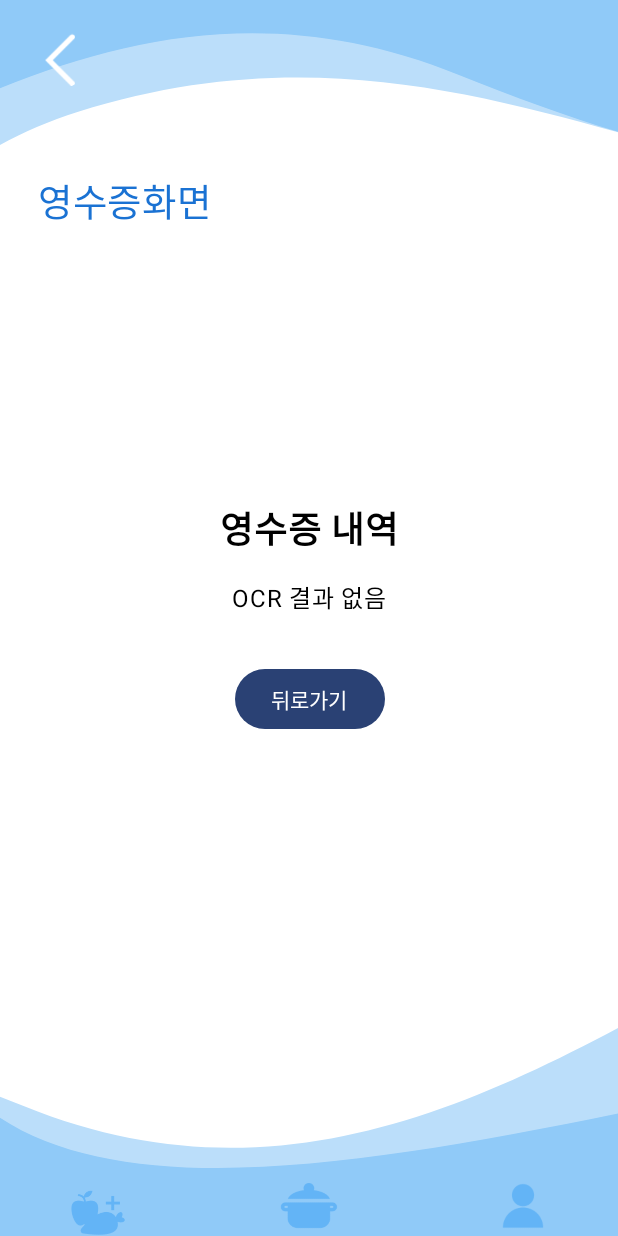
After one commit to dhy257/project, an Android app built with Jetpack Compose: the ReciptScreen screen opened through its navigation route, on a phone screen of 412 x 824 dp. The commit adds this screen. Run offline under Robolectric (Android 15) with nearby library versions, the phone set to English and light mode, and no system bars; Roboto replaces fonts that are not available here.

Commit message:
feat:영수증화면(임시) 추가
1. 영수증화면(임시) 추가
2. 경로 추가 및 설정
3. 재료추가화면에서 영수증보기 누르면 넘어가게 설정

```diff
--- a/frontend/app/src/main/java/com/example/frontend/FreshCheckApp.kt
+++ b/frontend/app/src/main/java/com/example/frontend/FreshCheckApp.kt
@@ -38,6 +38,11 @@ fun FreshCheckApp() {
                 IngredientScreen(navController)
             }
 
+            //영수증 보기 화면
+            composable(Routes.ReciptScreen) {
+                ReciptScreen(navController)
+            }
+
 
 
         })
--- a/frontend/app/src/main/java/com/example/frontend/IngredientScreen.kt
+++ b/frontend/app/src/main/java/com/example/frontend/IngredientScreen.kt
@@ -676,7 +676,7 @@ fun IngredientScreen(navController: NavController) {
                 Spacer(modifier = Modifier.height(20.dp))
                 Button(
                     onClick = {
-                        //navController.navigate(Routes.ReciptScreen)
+                        navController.navigate(Routes.ReciptScreen)
                     }, modifier = Modifier
                         .fillMaxWidth()
                         .padding(horizontal = 60.dp)
--- /dev/null
+++ b/frontend/app/src/main/java/com/example/frontend/ReciptScreen.kt
@@ -0,0 +1,145 @@
+package com.example.frontend
+
+import androidx.activity.compose.BackHandler
+import androidx.compose.foundation.Image
+import androidx.compose.foundation.background
+import androidx.compose.foundation.layout.Arrangement
+import androidx.compose.foundation.layout.Box
+import androidx.compose.foundation.layout.Column
+import androidx.compose.foundation.layout.Spacer
+import androidx.compose.foundation.layout.WindowInsets
+import androidx.compose.foundation.layout.asPaddingValues
+import androidx.compose.foundation.layout.fillMaxSize
+import androidx.compose.foundation.layout.height
+import androidx.compose.foundation.layout.navigationBars
+import androidx.compose.foundation.layout.padding
+import androidx.compose.foundation.layout.size
+import androidx.compose.foundation.layout.wrapContentHeight
+import androidx.compose.foundation.layout.wrapContentSize
+import androidx.compose.foundation.layout.wrapContentWidth
+import androidx.compose.material3.Button
+import androidx.compose.material3.Icon
+import androidx.compose.material3.IconButton
+import androidx.compose.material3.Text
+import androidx.compose.runtime.Composable
+import androidx.compose.ui.Alignment
+import androidx.compose.ui.Modifier
+import androidx.compose.ui.graphics.Color
+import androidx.compose.ui.layout.ContentScale
+import androidx.compose.ui.res.painterResource
+import androidx.compose.ui.text.font.FontWeight
+import androidx.compose.ui.tooling.preview.Preview
+import androidx.compose.ui.unit.dp
+import androidx.compose.ui.unit.sp
+import androidx.navigation.NavController
+import androidx.navigation.compose.rememberNavController
+
+@Preview(showBackground = true)
+@Composable
+fun PreviewReciptScreen() {
+    ReciptScreen(navController = rememberNavController()) // 네비게이션 컨트롤러 추가
+}
+
+@Composable
+fun ReciptScreen(
+    navController: NavController
+) {
+
+    Image(
+        modifier = Modifier
+            .fillMaxSize()
+            //하단 바 맞추기
+            .padding(
+                bottom = WindowInsets.navigationBars.asPaddingValues().calculateBottomPadding()
+            ),
+        painter = painterResource(R.drawable.main_screen),
+        contentDescription = null,
+        contentScale = ContentScale.Crop
+    )
+
+    BackHandler(
+    ) { }
+
+    IconButton(modifier = Modifier.padding(
+        15.dp
+    ),
+        onClick = {
+            navController.navigate(Routes.MainScreen)
+        }
+    ) {
+        Icon(
+            modifier = Modifier.size(35.dp),
+            painter = painterResource(R.drawable.back_arrow),
+            contentDescription = null,
+            tint = Color.White,
+        )
+    }
+
+    Box {
+        Text(
+            modifier = Modifier.padding(25.dp, 115.dp),
+            text = "영수증화면",
+            fontSize = 25.sp,
+            fontFamily = pretendard,
+            fontWeight = FontWeight(900),
+            color = Color(0xFF1A72D3)
+        )
+    }
+
+    val receiptText = navController.previousBackStackEntry
+        ?.savedStateHandle
+        ?.get<String>("receiptText") ?: "OCR 결과 없음"
+
+    Column(
+        modifier = Modifier.fillMaxSize(),
+        verticalArrangement = Arrangement.Center,
+        horizontalAlignment = Alignment.CenterHorizontally
+    ) {
+        Box(
+            modifier = Modifier
+                .background(Color.White)
+                .wrapContentSize()
+        ) {
+            Column(
+                modifier = Modifier.padding(16.dp),
+                horizontalAlignment = Alignment.CenterHorizontally
+            ) {
+                Text("영수증 내역", fontSize = 24.sp, fontWeight = FontWeight.Bold)
+
+                Spacer(modifier = Modifier.height(16.dp))
+
+                Text(
+                    text = receiptText, // OCR 결과를 그대로 표시
+                    fontSize = 16.sp
+                )
+
+                Spacer(modifier = Modifier.height(32.dp))
+
+                Button(onClick = { navController.popBackStack() }) {
+                    Text("뒤로가기")
+                }
+            }
+        }
+    }
+
+
+    Column(
+        modifier = Modifier.fillMaxSize(),
+        horizontalAlignment = Alignment.CenterHorizontally
+    ) {
+
+        Spacer(modifier = Modifier.weight(1f))
+
+        BottomNavigationBar(
+            selectedTab = "CalendarScreen",
+            onTabSelected = {
+                if (it != "Profile") { // 오른쪽 버튼은 비활성화
+                    navigateSafely(navController, it)
+                }
+            },
+            navController = navController
+        )
+    }
+
+
+}
--- a/frontend/app/src/main/java/com/example/frontend/Routes.kt
+++ b/frontend/app/src/main/java/com/example/frontend/Routes.kt
@@ -6,4 +6,5 @@ object Routes {
     var MainScreen = "MainScreen"
     var CalendarScreen = "CalendarScren"
     var IngredientScreen = "IngredientScreen"
+    var ReciptScreen = "ReciptScreen"
 }
```
